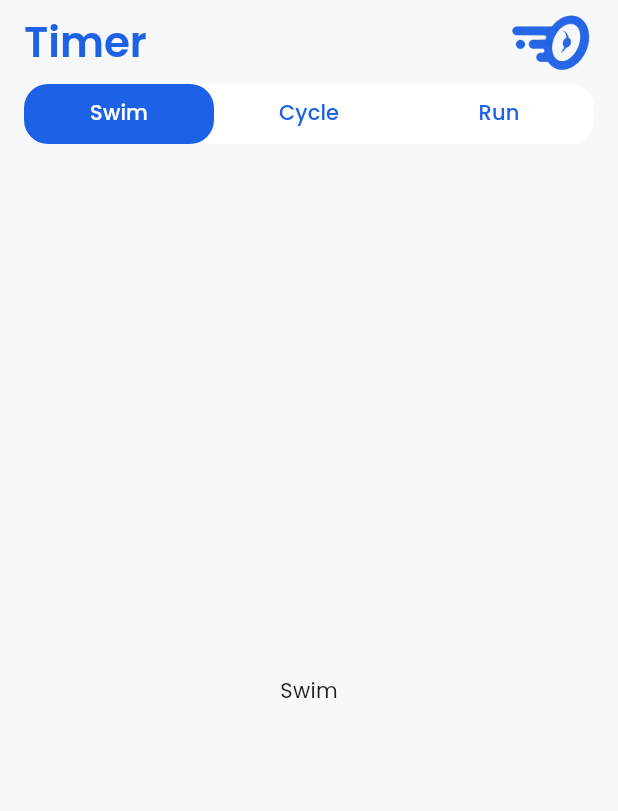
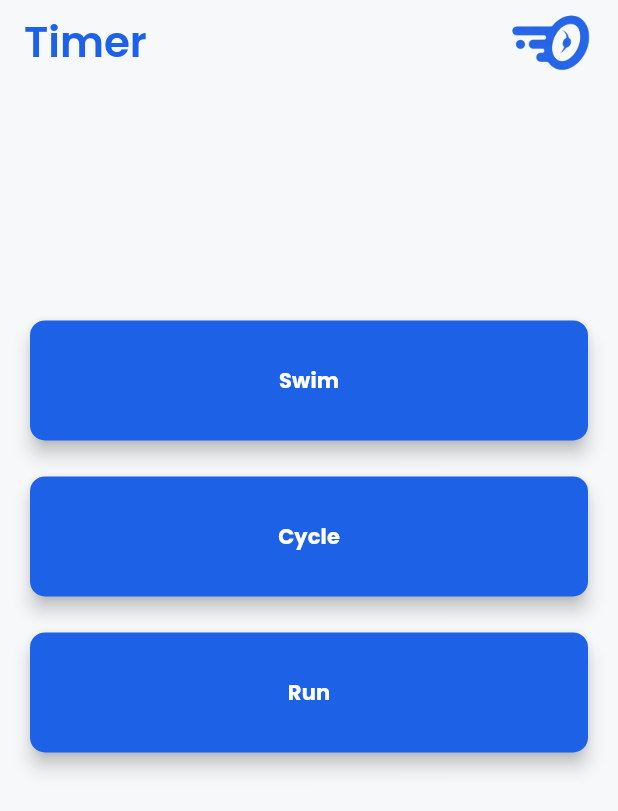
Before and after one commit to Badboyzzzzzzzzzz/Race-Tracking-App, a Flutter app: the screen it shows after launch, on a phone screen of 412 x 824 dp. Shown: the top 811 px of the screen. Run offline on Flutter 3.47's test engine with Material 3 defaults, Android fonts, the phone set to English and light mode, and no system bars; our stand-ins replace firebase_core; accounts and stored records are empty.

Commit message:
implement timer_screen

```diff
--- a/lib/main.dart
+++ b/lib/main.dart
@@ -1,29 +1,8 @@
-// import 'package:firebase_core/firebase_core.dart';
-// import 'package:flutter/material.dart';
-// import 'package:race_tracker/firebase_options.dart';
-
-
-
-// Future<void> main() async {
-//   WidgetsFlutterBinding.ensureInitialized();
-//   await Firebase.initializeApp(options: DefaultFirebaseOptions.currentPlatform);
-//   runApp(const MyApp());
-// }
-
-// class MyApp extends StatelessWidget {
-//   const MyApp({super.key});
-
-//   @override
-//   Widget build(BuildContext context) {
-//     return const Placeholder();
-//   }
-// }
-
 import 'package:firebase_core/firebase_core.dart';
 import 'package:flutter/material.dart';
 import 'package:race_tracker/firebase_options.dart';
 import 'package:race_tracker/theme/theme.dart';
-import 'package:race_tracker/ui/screen/time_tracker_screen/time_tracker_screan.dart';
+import 'package:race_tracker/ui/screen/time_tracker_screen/timer_screen.dart';
 
 Future<void> main() async {
   WidgetsFlutterBinding.ensureInitialized();
@@ -36,6 +15,6 @@ class MyApp extends StatelessWidget {
 
   @override
   Widget build(BuildContext context) {
-    return MaterialApp(theme: appTheme, home: const TimeTrackerScreen());
+    return MaterialApp(theme: appTheme, home: const TimerScreen());
   }
 }
--- /dev/null
+++ b/lib/ui/screen/time_tracker_screen/timer_screen.dart
@@ -0,0 +1,84 @@
+import 'package:flutter/material.dart';
+import '../../../theme/theme.dart';
+import '../../widget/custom_button.dart';
+
+class TimerScreen extends StatelessWidget {
+  const TimerScreen({super.key});
+
+  @override
+  Widget build(BuildContext context) {
+    return Scaffold(
+      backgroundColor: TrackerTheme.background,
+      appBar: AppBar(
+        backgroundColor: TrackerTheme.background,
+        elevation: 0,
+        title: Row(
+          mainAxisAlignment: MainAxisAlignment.spaceBetween,
+          children: [
+            Text(
+              'Timer',
+              style: AppTextStyles.heading.copyWith(
+                color: TrackerTheme.primary,
+                fontWeight: FontWeight.w600,
+              ),
+            ),
+            SizedBox(
+              height: kToolbarHeight,
+              child: AspectRatio(
+                aspectRatio: 1,
+                child: Image.asset(
+                  'assets/images/logo.png',
+                  fit: BoxFit.contain,
+                ),
+              ),
+            ),
+          ],
+        ),
+      ),
+      body: Padding(
+        padding: const EdgeInsets.symmetric(horizontal: 20.0),
+        child: Center(
+          child: Padding(
+            padding: EdgeInsets.only(
+              bottom: MediaQuery.of(context).size.height * 0.20,
+            ),
+            child: Column(
+              mainAxisAlignment: MainAxisAlignment.center,
+              children: [
+                SizedBox(
+                  width: double.infinity,
+                  height: 80,
+                  child: CustomButton(
+                    text: 'Swim',
+                    color: TrackerTheme.primary,
+                    onPressed: () {},
+                  ),
+                ),
+                const SizedBox(height: AppSpacings.l),
+                SizedBox(
+                  width: double.infinity,
+                  height: 80,
+                  child: CustomButton(
+                    text: 'Cycle',
+                    color: TrackerTheme.primary,
+                    onPressed: () {},
+                  ),
+                ),
+                const SizedBox(height: AppSpacings.l),
+                SizedBox(
+                  width: double.infinity,
+                  height: 80,
+                  child: CustomButton(
+                    text: 'Run',
+                    color: TrackerTheme.primary,
+                    onPressed: () {},
+                  ),
+                ),
+              ],
+            ),
+          ),
+        ),
+      ),
+    );
+  }
+}
--- a/lib/ui/widget/custom_button.dart
+++ b/lib/ui/widget/custom_button.dart
@@ -22,9 +22,7 @@ class _CustomButtonState extends State<CustomButton> {
 
   @override
   Widget build(BuildContext context) {
-    Color bgColor = isHovered
-        ? widget.color.withOpacity(0.9)
-        : widget.color;
+    Color bgColor = isHovered ? widget.color.withOpacity(0.9) : widget.color;
 
     return MouseRegion(
       onEnter: (_) {
@@ -48,7 +46,7 @@ class _CustomButtonState extends State<CustomButton> {
           style: AppTextStyles.button.copyWith(
             color: TrackerTheme.white,
             fontWeight: FontWeight.bold,
-            ),
+          ),
         ),
       ),
     );
```
